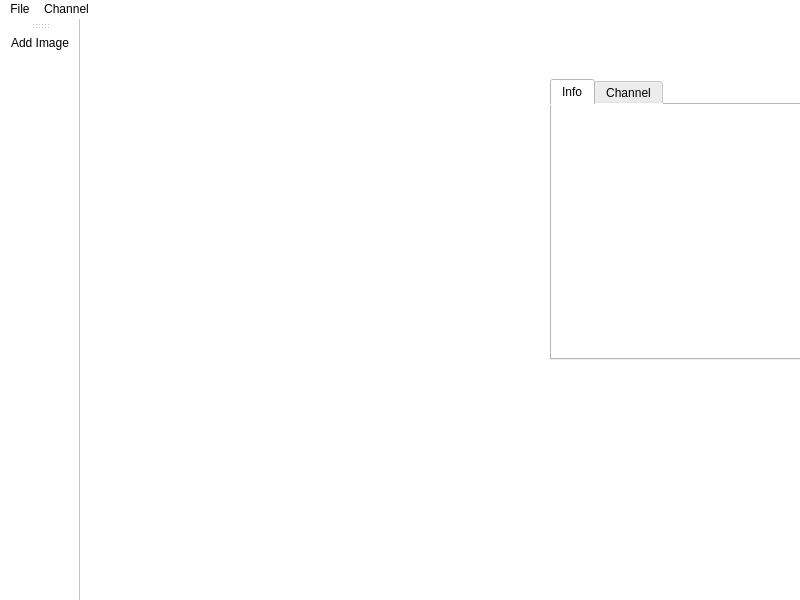
Old version of the form viewer.ui in the repository gcmillora/PyQT-Image-Processing.
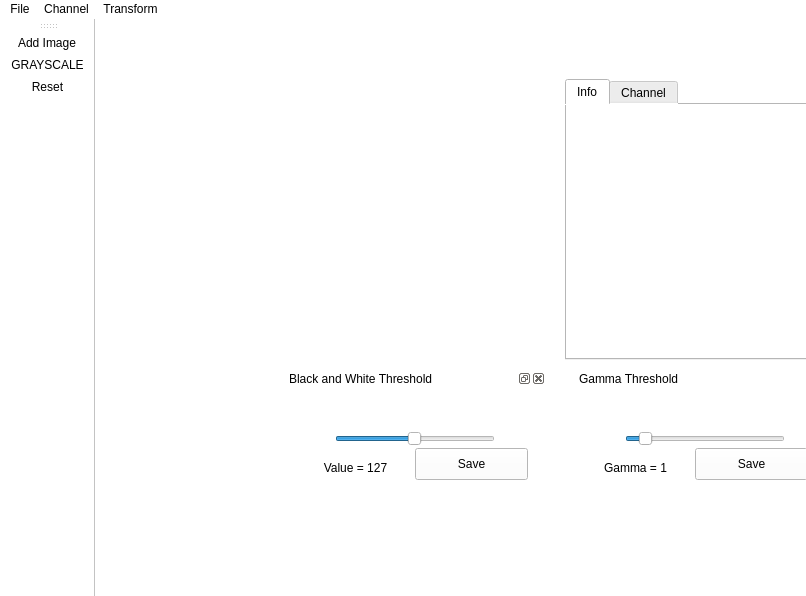
New version of the form. The open tabs and pages were chosen to show the change. Icons and pictures are not drawn.

The edit to the form file:
```diff
--- a/viewer.ui
+++ b/viewer.ui
@@ -6,8 +6,8 @@
    <rect>
     <x>0</x>
     <y>0</y>
-    <width>800</width>
-    <height>600</height>
+    <width>806</width>
+    <height>596</height>
    </rect>
   </property>
   <property name="windowTitle">
@@ -115,6 +115,162 @@
      <bool>true</bool>
     </property>
    </widget>
+   <widget class="QDockWidget" name="bnwDock">
+    <property name="geometry">
+     <rect>
+      <x>190</x>
+      <y>350</y>
+      <width>261</width>
+      <height>141</height>
+     </rect>
+    </property>
+    <property name="floating">
+     <bool>true</bool>
+    </property>
+    <property name="allowedAreas">
+     <set>Qt::RightDockWidgetArea</set>
+    </property>
+    <property name="windowTitle">
+     <string>Black and White Threshold</string>
+    </property>
+    <widget class="QWidget" name="dockWidgetContents_4">
+     <widget class="QSlider" name="bnwSlider">
+      <property name="geometry">
+       <rect>
+        <x>50</x>
+        <y>40</y>
+        <width>160</width>
+        <height>22</height>
+       </rect>
+      </property>
+      <property name="minimum">
+       <number>0</number>
+      </property>
+      <property name="maximum">
+       <number>255</number>
+      </property>
+      <property name="singleStep">
+       <number>1</number>
+      </property>
+      <property name="value">
+       <number>127</number>
+      </property>
+      <property name="sliderPosition">
+       <number>127</number>
+      </property>
+      <property name="orientation">
+       <enum>Qt::Horizontal</enum>
+      </property>
+     </widget>
+     <widget class="QLabel" name="bnwVal">
+      <property name="geometry">
+       <rect>
+        <x>-10</x>
+        <y>70</y>
+        <width>161</width>
+        <height>20</height>
+       </rect>
+      </property>
+      <property name="text">
+       <string>Value = 127</string>
+      </property>
+      <property name="alignment">
+       <set>Qt::AlignCenter</set>
+      </property>
+     </widget>
+     <widget class="QPushButton" name="saveImage">
+      <property name="geometry">
+       <rect>
+        <x>130</x>
+        <y>60</y>
+        <width>113</width>
+        <height>32</height>
+       </rect>
+      </property>
+      <property name="text">
+       <string>Save</string>
+      </property>
+     </widget>
+    </widget>
+   </widget>
+   <widget class="QDockWidget" name="gammaDock">
+    <property name="geometry">
+     <rect>
+      <x>480</x>
+      <y>350</y>
+      <width>261</width>
+      <height>141</height>
+     </rect>
+    </property>
+    <property name="floating">
+     <bool>true</bool>
+    </property>
+    <property name="allowedAreas">
+     <set>Qt::RightDockWidgetArea</set>
+    </property>
+    <property name="windowTitle">
+     <string>Gamma Threshold</string>
+    </property>
+    <widget class="QWidget" name="dockWidgetContents_2">
+     <widget class="QSlider" name="gammaSlider">
+      <property name="geometry">
+       <rect>
+        <x>50</x>
+        <y>40</y>
+        <width>160</width>
+        <height>22</height>
+       </rect>
+      </property>
+      <property name="minimum">
+       <number>1</number>
+      </property>
+      <property name="maximum">
+       <number>100</number>
+      </property>
+      <property name="singleStep">
+       <number>1</number>
+      </property>
+      <property name="value">
+       <number>10</number>
+      </property>
+      <property name="sliderPosition">
+       <number>10</number>
+      </property>
+      <property name="orientation">
+       <enum>Qt::Horizontal</enum>
+      </property>
+     </widget>
+     <widget class="QLabel" name="gammaVal">
+      <property name="geometry">
+       <rect>
+        <x>-20</x>
+        <y>70</y>
+        <width>161</width>
+        <height>20</height>
+       </rect>
+      </property>
+      <property name="text">
+       <string>Gamma = 1</string>
+      </property>
+      <property name="alignment">
+       <set>Qt::AlignCenter</set>
+      </property>
+     </widget>
+     <widget class="QPushButton" name="saveImage_2">
+      <property name="geometry">
+       <rect>
+        <x>120</x>
+        <y>60</y>
+        <width>113</width>
+        <height>32</height>
+       </rect>
+      </property>
+      <property name="text">
+       <string>Save</string>
+      </property>
+     </widget>
+    </widget>
+   </widget>
   </widget>
   <widget class="QToolBar" name="toolBar">
    <property name="windowTitle">
@@ -127,14 +283,16 @@
     <bool>false</bool>
    </attribute>
    <addaction name="actionAdd_Image"/>
+   <addaction name="grayscaleTool"/>
+   <addaction name="reset"/>
   </widget>
   <widget class="QMenuBar" name="menuBar">
    <property name="geometry">
     <rect>
      <x>0</x>
      <y>0</y>
-     <width>800</width>
-     <height>24</height>
+     <width>806</width>
+     <height>22</height>
     </rect>
    </property>
    <widget class="QMenu" name="menuChannel">
@@ -149,9 +307,20 @@
     <property name="title">
      <string>File</string>
     </property>
+    <addaction name="reset"/>
+   </widget>
+   <widget class="QMenu" name="menuTransform">
+    <property name="title">
+     <string>Transform</string>
+    </property>
+    <addaction name="tfGrayscale"/>
+    <addaction name="tfNegative"/>
+    <addaction name="thGamma"/>
+    <addaction name="bnwButton"/>
    </widget>
    <addaction name="menuFile"/>
    <addaction name="menuChannel"/>
+   <addaction name="menuTransform"/>
   </widget>
   <action name="actionExit">
    <property name="text">
@@ -199,6 +368,44 @@
     <string>Show Channels</string>
    </property>
   </action>
+  <action name="tfGrayscale">
+   <property name="text">
+    <string>Grayscale</string>
+   </property>
+  </action>
+  <action name="tfNegative">
+   <property name="text">
+    <string>Negative</string>
+   </property>
+  </action>
+  <action name="thGamma">
+   <property name="text">
+    <string>Gamma</string>
+   </property>
+  </action>
+  <action name="bnwButton">
+   <property name="text">
+    <string>Black and White</string>
+   </property>
+  </action>
+  <action name="reset">
+   <property name="icon">
+    <iconset>
+     <normaloff>../../../../../Downloads/undo-arrow.png</normaloff>../../../../../Downloads/undo-arrow.png</iconset>
+   </property>
+   <property name="text">
+    <string>Reset</string>
+   </property>
+  </action>
+  <action name="grayscaleTool">
+   <property name="icon">
+    <iconset>
+     <normaloff>../../../../../Downloads/greyscale.png</normaloff>../../../../../Downloads/greyscale.png</iconset>
+   </property>
+   <property name="text">
+    <string>GRAYSCALE</string>
+   </property>
+  </action>
  </widget>
  <resources/>
  <connections/>
```
Left out of the diff: 2 changed lines with no effect on the pictures.
